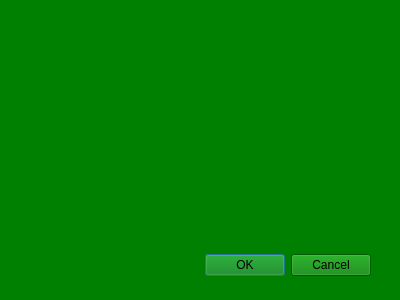
First picture: the form in flipVerticalLayout/dialog2.ui, repository laszlo-avotra-tips/layout, before the edit.
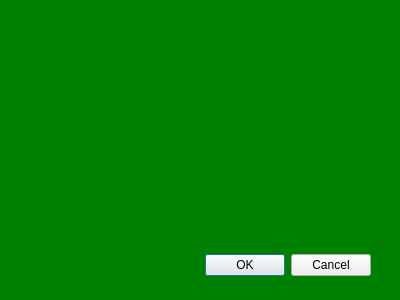
Second picture: the form after the edit.

Diff of the .ui file:
```diff
--- a/flipVerticalLayout/dialog2.ui
+++ b/flipVerticalLayout/dialog2.ui
@@ -14,7 +14,9 @@
    <string>Dialog2</string>
   </property>
   <property name="styleSheet">
-   <string notr="true">background-color: green;</string>
+   <string notr="true">QDialog{
+background-color: green;
+}</string>
   </property>
   <property name="modal">
    <bool>true</bool>
```
